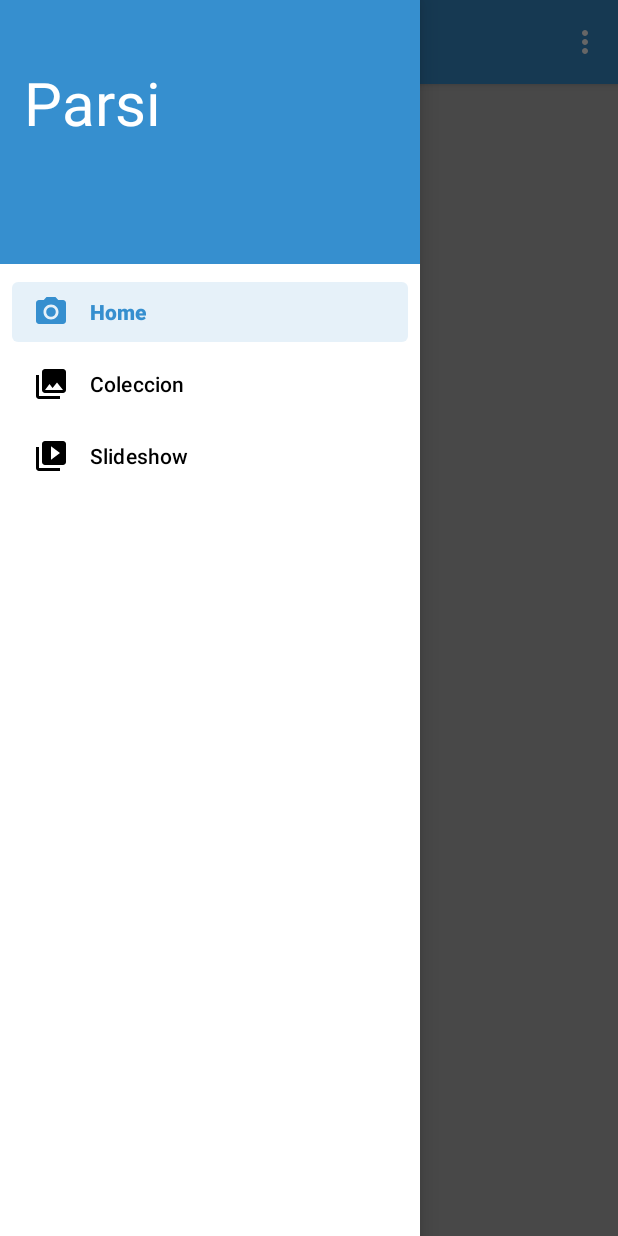
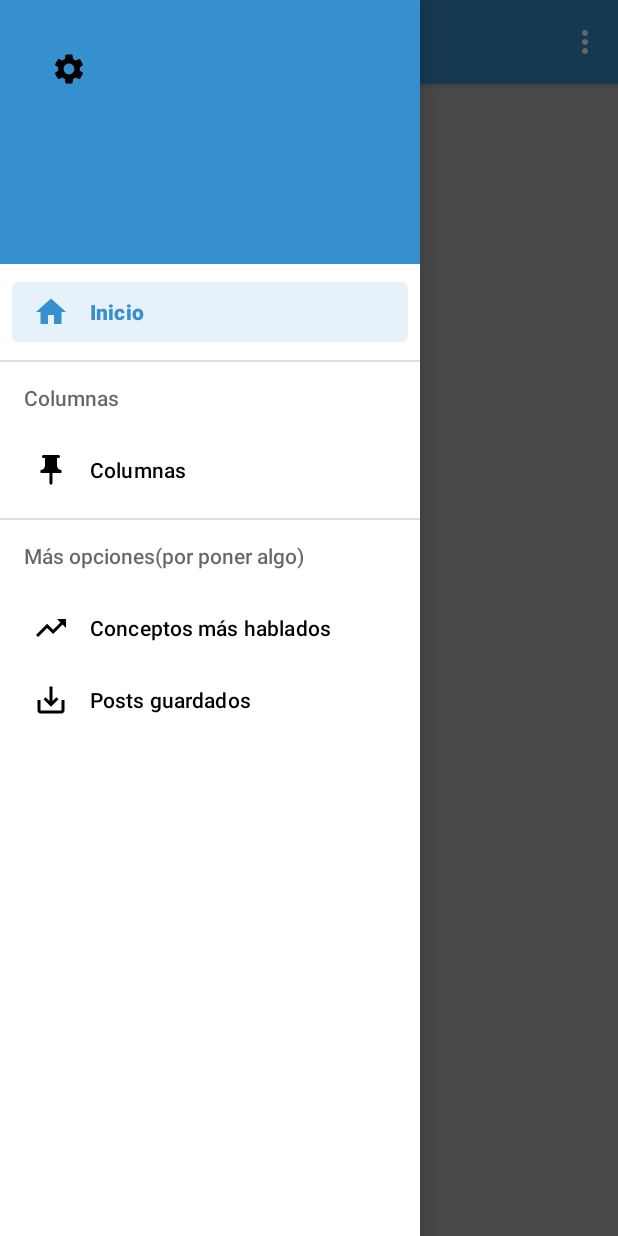
Before and after one commit to Javidroid/ParsiApp_ASEE, an Android app: the screen it shows after launch (MenuLateralActivity), with the side drawer open, on a phone screen of 412 x 824 dp. Run offline under Robolectric (Android 15) with nearby library versions, the phone set to English and light mode, and no system bars; our stand-ins replace Room's generated code, navigation-ui.

Commit message:
Menú lateral

```diff
--- /dev/null
+++ b/app/src/main/res/drawable/ic_baseline_home_24.xml
@@ -0,0 +1,5 @@
+<vector android:height="24dp" android:tint="#000000"
+    android:viewportHeight="24" android:viewportWidth="24"
+    android:width="24dp" xmlns:android="http://schemas.android.com/apk/res/android">
+    <path android:fillColor="@android:color/white" android:pathData="M10,20v-6h4v6h5v-8h3L12,3 2,12h3v8z"/>
+</vector>
--- /dev/null
+++ b/app/src/main/res/drawable/ic_baseline_push_pin_24.xml
@@ -0,0 +1,6 @@
+<vector android:height="24dp" android:tint="#000000"
+    android:viewportHeight="24" android:viewportWidth="24"
+    android:width="24dp" xmlns:android="http://schemas.android.com/apk/res/android">
+    <path android:fillColor="@android:color/white"
+        android:fillType="evenOdd" android:pathData="M16,9V4l1,0c0.55,0 1,-0.45 1,-1v0c0,-0.55 -0.45,-1 -1,-1H7C6.45,2 6,2.45 6,3v0c0,0.55 0.45,1 1,1l1,0v5c0,1.66 -1.34,3 -3,3h0v2h5.97v7l1,1l1,-1v-7H19v-2h0C17.34,12 16,10.66 16,9z"/>
+</vector>
--- /dev/null
+++ b/app/src/main/res/drawable/ic_baseline_settings_24.xml
@@ -0,0 +1,5 @@
+<vector android:height="24dp" android:tint="#000000"
+    android:viewportHeight="24" android:viewportWidth="24"
+    android:width="24dp" xmlns:android="http://schemas.android.com/apk/res/android">
+    <path android:fillColor="@android:color/white" android:pathData="M19.14,12.94c0.04,-0.3 0.06,-0.61 0.06,-0.94c0,-0.32 -0.02,-0.64 -0.07,-0.94l2.03,-1.58c0.18,-0.14 0.23,-0.41 0.12,-0.61l-1.92,-3.32c-0.12,-0.22 -0.37,-0.29 -0.59,-0.22l-2.39,0.96c-0.5,-0.38 -1.03,-0.7 -1.62,-0.94L14.4,2.81c-0.04,-0.24 -0.24,-0.41 -0.48,-0.41h-3.84c-0.24,0 -0.43,0.17 -0.47,0.41L9.25,5.35C8.66,5.59 8.12,5.92 7.63,6.29L5.24,5.33c-0.22,-0.08 -0.47,0 -0.59,0.22L2.74,8.87C2.62,9.08 2.66,9.34 2.86,9.48l2.03,1.58C4.84,11.36 4.8,11.69 4.8,12s0.02,0.64 0.07,0.94l-2.03,1.58c-0.18,0.14 -0.23,0.41 -0.12,0.61l1.92,3.32c0.12,0.22 0.37,0.29 0.59,0.22l2.39,-0.96c0.5,0.38 1.03,0.7 1.62,0.94l0.36,2.54c0.05,0.24 0.24,0.41 0.48,0.41h3.84c0.24,0 0.44,-0.17 0.47,-0.41l0.36,-2.54c0.59,-0.24 1.13,-0.56 1.62,-0.94l2.39,0.96c0.22,0.08 0.47,0 0.59,-0.22l1.92,-3.32c0.12,-0.22 0.07,-0.47 -0.12,-0.61L19.14,12.94zM12,15.6c-1.98,0 -3.6,-1.62 -3.6,-3.6s1.62,-3.6 3.6,-3.6s3.6,1.62 3.6,3.6S13.98,15.6 12,15.6z"/>
+</vector>
--- /dev/null
+++ b/app/src/main/res/drawable/ic_baseline_trending_up_24.xml
@@ -0,0 +1,5 @@
+<vector android:autoMirrored="true" android:height="24dp"
+    android:tint="#000000" android:viewportHeight="24"
+    android:viewportWidth="24" android:width="24dp" xmlns:android="http://schemas.android.com/apk/res/android">
+    <path android:fillColor="@android:color/white" android:pathData="M16,6l2.29,2.29 -4.88,4.88 -4,-4L2,16.59 3.41,18l6,-6 4,4 6.3,-6.29L22,12V6z"/>
+</vector>
--- a/app/src/main/res/layout/nav_header_menu_lateral.xml
+++ b/app/src/main/res/layout/nav_header_menu_lateral.xml
@@ -1,22 +1,21 @@
 <?xml version="1.0" encoding="utf-8"?>
 <LinearLayout xmlns:android="http://schemas.android.com/apk/res/android"
     xmlns:app="http://schemas.android.com/apk/res-auto"
+    xmlns:tools="http://schemas.android.com/tools"
     android:layout_width="match_parent"
     android:layout_height="@dimen/nav_header_height"
     android:background="#368FCF"
-    android:orientation="vertical"
+    android:orientation="horizontal"
     android:paddingLeft="@dimen/activity_horizontal_margin"
     android:paddingTop="@dimen/activity_vertical_margin"
     android:paddingRight="@dimen/activity_horizontal_margin"
     android:paddingBottom="@dimen/activity_vertical_margin"
     android:theme="@style/ThemeOverlay.AppCompat.Dark">
 
-    <TextView
-        android:paddingTop="25dp"
-        android:layout_width="match_parent"
-        android:layout_height="wrap_content"
-        android:text="@string/nav_header_title"
-        android:scaleType="centerCrop"
-        android:textAppearance="@style/TextAppearance.AppCompat.Body1"
-        android:textSize="40sp" />
+    <ImageButton
+        android:id="@+id/imageButton"
+        android:layout_width="60dp"
+        android:layout_height="60dp"
+        android:background="@null"
+        app:srcCompat="@drawable/ic_baseline_settings_24" />
 </LinearLayout>
--- a/app/src/main/res/menu/activity_menu_lateral_drawer.xml
+++ b/app/src/main/res/menu/activity_menu_lateral_drawer.xml
@@ -6,15 +6,34 @@
     <group android:checkableBehavior="single">
         <item
             android:id="@+id/nav_home"
-            android:icon="@drawable/ic_menu_camera"
+            android:icon="@drawable/ic_baseline_home_24"
             android:title="@string/menu_home" />
-        <item
-            android:id="@+id/nav_gallery"
-            android:icon="@drawable/ic_menu_gallery"
-            android:title="@string/menu_coleccion" />
-        <item
-            android:id="@+id/nav_slideshow"
-            android:icon="@drawable/ic_menu_slideshow"
-            android:title="@string/menu_slideshow" />
     </group>
+    <item android:title="@string/menu_columnas">
+        <menu>
+            <group android:checkableBehavior="single">
+                <item
+                    android:id="@+id/nav_columnas"
+                    android:icon="@drawable/ic_baseline_push_pin_24"
+                    android:title="@string/menu_columnas"
+                    />
+            </group>
+        </menu>
+    </item>
+    <item android:title="Más opciones(por poner algo)">
+        <menu>
+            <group android:checkableBehavior="single">
+                <item
+                    android:id="@+id/nav_controller_view_tag"
+                    android:icon="@drawable/ic_baseline_trending_up_24"
+                    android:title="@string/menu_tendencias"
+                    />
+                <item
+                    android:id="@+id/nav_gallery"
+                    android:icon="@drawable/ic_baseline_save_alt_24"
+                    android:title="@string/menu_posts_guardados"
+                    />
+            </group>
+        </menu>
+    </item>
 </menu>
--- a/app/src/main/res/values/strings.xml
+++ b/app/src/main/res/values/strings.xml
@@ -8,8 +8,11 @@
     <string name="action_settings">Settings</string>
 
 
-    <string name="menu_home">Home</string>
-    <string name="menu_coleccion">Coleccion</string>
+    <string name="menu_home">Inicio</string>
+    <string name="menu_columnas">Columnas</string>
+    <string name="menu_tendencias">Conceptos más hablados</string>
+    <string name="menu_posts_guardados">Posts guardados</string>
+    <string name="menu_coleccion">Colección</string>
     <string name="menu_slideshow">Slideshow</string>
     <string name="nombre">Nombre</string>
     <string name="nombreusuario">\@NombreUsuario</string>
```
